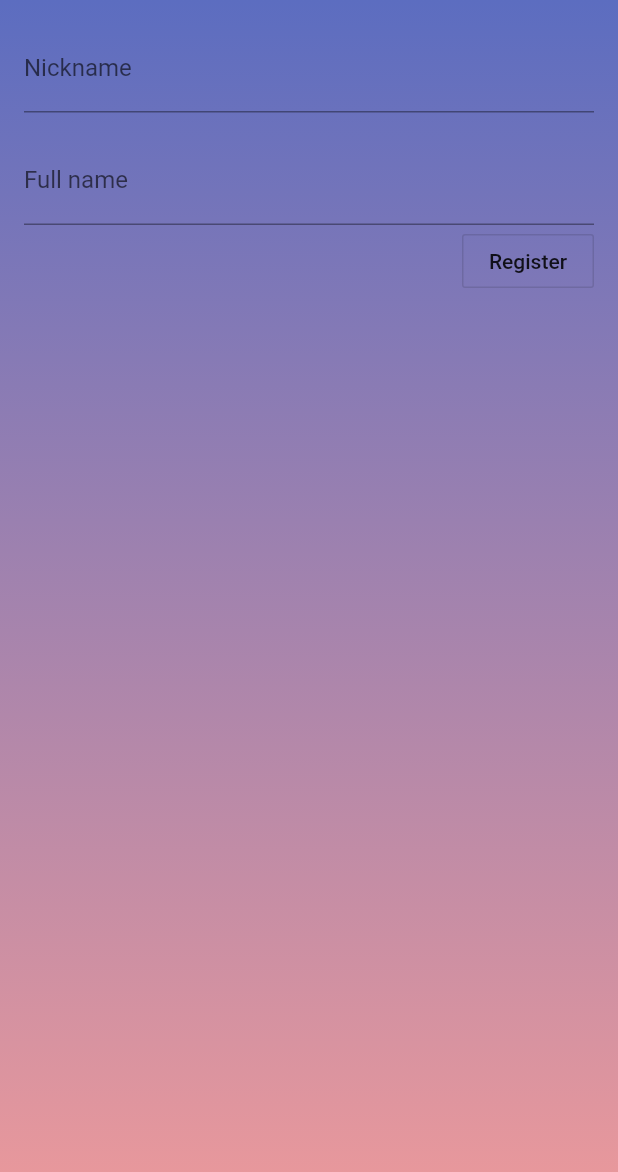
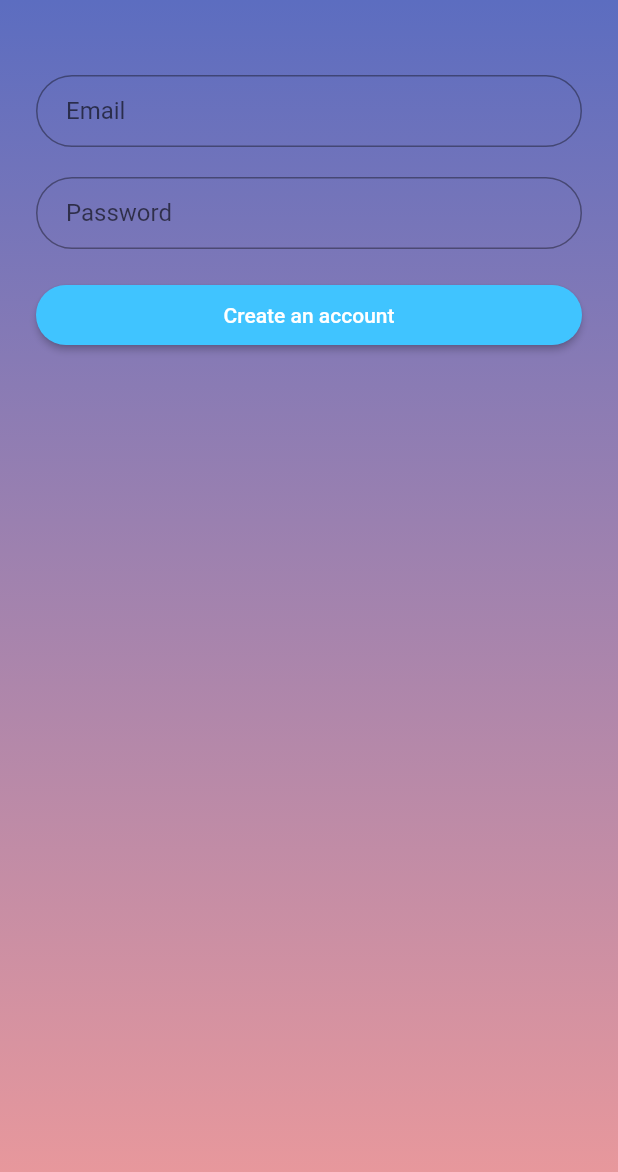
Before and after one commit to Exzhnik/My-Shares, a Flutter app: the RegisterForm screen opened directly, on a phone screen of 412 x 824 dp. Shown: the top 1172 px of the screen. Run offline on Flutter 3.47's test engine with Material 2 defaults, Android fonts, the light colour scheme and no system bars; our stand-ins replace firebase_auth, google_sign_in; accounts and stored records are empty.

Commit message:
working on creating a new account

```diff
--- a/lib/pages/registration.dart
+++ b/lib/pages/registration.dart
@@ -1,5 +1,6 @@
+import 'package:firebase_auth/firebase_auth.dart';
 import 'package:flutter/material.dart';
-import 'package:my_shares/setup/reg_form.dart';
+import 'package:flutter/rendering.dart';
 
 class RegisterForm extends StatefulWidget {
   const RegisterForm({Key key}) : super(key: key);
@@ -8,14 +9,42 @@ class RegisterForm extends StatefulWidget {
   _RegisterFormState createState() => _RegisterFormState();
 }
 
+enum FormType { login, register }
+
 class _RegisterFormState extends State<RegisterForm> {
-  final GlobalKey<FormState> _formKey = GlobalKey<FormState>();
-  bool _agreedToTOS = true;
+  String _email, _password;
+
+  final GlobalKey<FormState> formKey = GlobalKey<FormState>();
+
+  // bool validateSave() {
+  //   final form = formKey.currentState;
+  //   if (form.validate()) {
+  //     form.save();
+  //     return true;
+  //   }
+  //   return false;
+  // }
+
+  void moveRegister() async {
+    final formState = formKey.currentState;
+    if (formState.validate()) {
+      formState.save();
+      try {
+        FirebaseUser user = await FirebaseAuth.instance
+            .createUserWithEmailAndPassword(email: _email, password: _password);
+        print('Register user: ${user.uid}'); // Navigator.push(
+        //     context, MaterialPageRoute(builder: (context) => Home(user: user)));
+      } catch (e) {
+        print(e.message);
+      }
+    }
+  }
 
   @override
   Widget build(BuildContext context) {
     return Scaffold(
       body: Container(
+        padding: EdgeInsets.only(left: 24, right: 24),
         decoration: BoxDecoration(
           gradient: LinearGradient(
             colors: [const Color(0xFFEF9A9A), const Color(0xFF5C6DC0)],
@@ -23,64 +52,59 @@ class _RegisterFormState extends State<RegisterForm> {
             end: Alignment.topCenter,
           ),
         ),
-        child: Padding(
-          padding: EdgeInsets.fromLTRB(16.0, 16.0, 16.0, 8.0),
-          child: Form(
-            key: _formKey,
-            child: Column(
-              crossAxisAlignment: CrossAxisAlignment.start,
+        child: Center(
+          child: ListView(
             children: <Widget>[
+              SizedBox(
+                height: 50.0,
+              ),
               TextFormField(
-                  decoration: const InputDecoration(
-                    labelText: 'Nickname',
+                validator: (value) => value.isEmpty?'Email can\'t be empty': null,
+                keyboardType: TextInputType.emailAddress,
+                autofocus: false,
+                onSaved: (value) => _email = value,
+                decoration: InputDecoration(
+                  hintText: 'Email',
+                  contentPadding: EdgeInsets.fromLTRB(20, 10, 20, 10),
+                  border: OutlineInputBorder(
+                      borderRadius: BorderRadius.circular(32)),
                 ),
-                  validator: (String value) {
-                    if (value.trim().isEmpty) {
-                      return 'Nickname is required';
-                    }
-                  },
               ),
-                const SizedBox(height: 16.0),
+              SizedBox(
+                height: 20.0,
+              ),
               TextFormField(
-                  decoration: const InputDecoration(
-                    labelText: 'Full name',
+                validator: (value) => value.isEmpty?'Password can\'t be empty': null,
+                onSaved: (value) => _password = value,
+                autofocus: false,
+                obscureText: true,
+                decoration: InputDecoration(
+                  hintText: 'Password',
+                  contentPadding: EdgeInsets.fromLTRB(20, 10, 20, 10),
+                  border: OutlineInputBorder(
+                      borderRadius: BorderRadius.circular(32)),
                 ),
-                  validator: (String value) {
-                    if (value.trim().isEmpty) {
-                      return 'Full name is required';
-                    }
-                  },
               ),
-                Row(
-                  children: <Widget>[
-                    const Spacer(),
-                    OutlineButton(
-                      highlightedBorderColor: Colors.black,
-                      onPressed: _submittable() ? _submit : null,
-                      child: const Text('Register'),
+              SizedBox(
+                height: 20.0,
               ),
-                  ],
+              Container(
+                child: RaisedButton(
+                  shape: RoundedRectangleBorder(
+                    borderRadius: BorderRadius.circular(24),
+                  ),
+                  onPressed: moveRegister,
+                  padding: EdgeInsets.all(12),
+                  color: Colors.lightBlueAccent,
+                  child: Text('Create an account',
+                      style: TextStyle(color: Colors.white)),
+                ),
               ),
             ],
           ),
         ),
       ),
-      ),
+      // ),
     );
   }
-
-  bool _submittable() {
-    return _agreedToTOS;
 }
-
-  void _submit() {
-    _formKey.currentState.validate();
-    print('Form submitted');
-  }
-
-  void _setAgreedToTOS(bool newValue) {
-    setState(() {
-      _agreedToTOS = newValue;
-    });
-  }
-}
```
Also changed, not shown: lib/setup/signin.dart (+7 -4 lines), pubspec.lock. Lines whose indentation alone changed are shown as unchanged.
